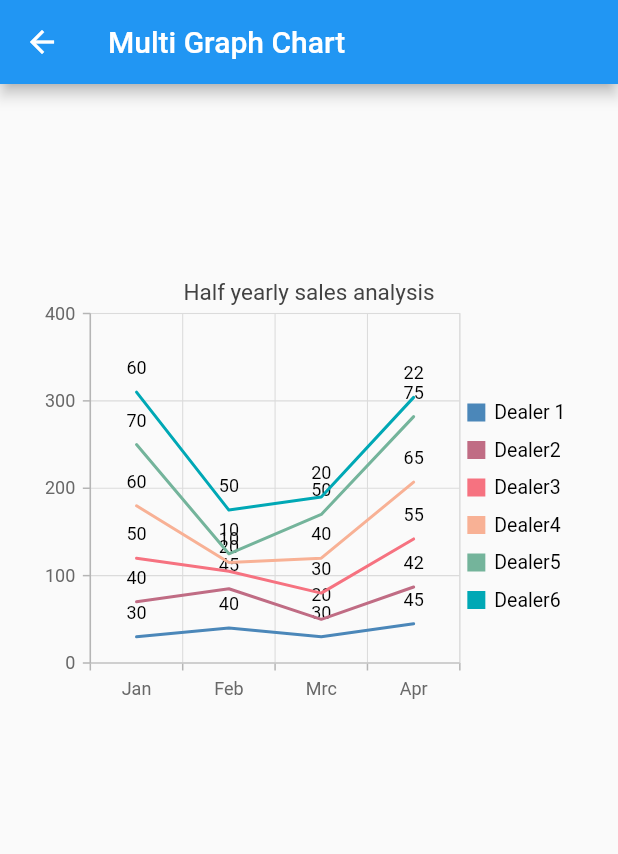
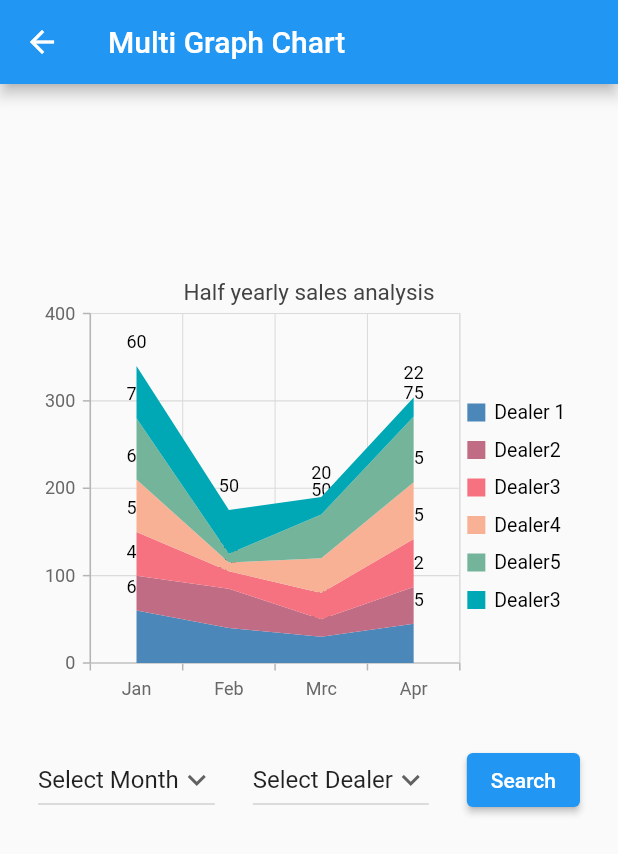
Before and after one commit to Mosh-Fatema-Koli/graphs, a Flutter app: the StakeGraps screen opened directly, on a phone screen of 412 x 824 dp. Shown: the top 854 px of the screen. Run offline on Flutter 3.47's test engine with Material 2 defaults, Android fonts, the phone set to English and light mode, and no system bars; our stand-ins replace syncfusion_flutter_charts.

Commit message:
design cgange

```diff
--- a/lib/multi_graph.dart
+++ b/lib/multi_graph.dart
@@ -11,8 +11,31 @@ class StakeGraps extends StatefulWidget {
 
 class _StakeGrapsState extends State<StakeGraps> {
 
+  // Initial Selected Value
+  String dropdownvalue = 'Select Month';
+
+  // List of items in our dropdown menu
+  var items = [
+    'Select Month',
+    'Jan',
+    'Feb',
+    'Mar',
+    'Apr',
+  ];
+  String dropdownvalue1 = 'Select Dealer';
+
+  // List of items in our dropdown menu
+  var items1 = [
+    'Select Dealer',
+    'Dealer1',
+    'Dealer2',
+    'Dealer3',
+    'Dealer',
+    'All Dealer',
+  ];
+
   List<Data> data = [
-    Data("Jan", 30, 40, 50, 60, 70, 60),
+    Data("Jan", 60, 40, 50, 60, 70, 60),
     Data("Feb", 40, 45, 20, 10, 10, 50),
     Data("Mrc", 30, 20, 30, 40, 50, 20),
     Data("Apr", 45, 42, 55, 65, 75, 22),
@@ -38,58 +61,116 @@ class _StakeGrapsState extends State<StakeGraps> {
               // Enable legend
               legend: Legend(isVisible: true),
               // Enable tooltip
-              //tooltipBehavior: TooltipBehavior(enable: true),
+              tooltipBehavior: TooltipBehavior(enable: true),
 
               series: <ChartSeries <Data, String>>[
 
 
-                StackedLineSeries<Data, String>(
+                StackedAreaSeries<Data, String>(
                   dataSource: data,
                   xValueMapper:(Data exp,_) =>exp.Catagoeies ,
                   yValueMapper: (Data exp,_) =>exp.Dealer1,
                    name: 'Dealer 1',
               // Enable data label
               dataLabelSettings: DataLabelSettings(isVisible: true)),
-                StackedLineSeries<Data, String>(
+                StackedAreaSeries<Data, String>(
                     dataSource: data,
                     xValueMapper:(Data exp,_) =>exp.Catagoeies ,
                     yValueMapper: (Data exp,_) =>exp.Dealer2,
                     name: 'Dealer2',
                     // Enable data label
                     dataLabelSettings: DataLabelSettings(isVisible: true)),
-                StackedLineSeries<Data, String>(
+                StackedAreaSeries<Data, String>(
                     dataSource: data,
                     xValueMapper:(Data exp,_) =>exp.Catagoeies ,
                     yValueMapper: (Data exp,_) =>exp.Dealer3,
                     name: 'Dealer3',
                     // Enable data label
                     dataLabelSettings: DataLabelSettings(isVisible: true)),
-                StackedLineSeries<Data, String>(
+                StackedAreaSeries<Data, String>(
                     dataSource: data,
                     xValueMapper:(Data exp,_) =>exp.Catagoeies ,
                     yValueMapper: (Data exp,_) =>exp.Dealer4,
                     name: 'Dealer4',
                     // Enable data label
                     dataLabelSettings: DataLabelSettings(isVisible: true)),
-                StackedLineSeries<Data, String>(
+                StackedAreaSeries<Data, String>(
                     dataSource: data,
                     xValueMapper:(Data exp,_) =>exp.Catagoeies ,
                     yValueMapper: (Data exp,_) =>exp.Dealer5,
                     name: 'Dealer5',
                     // Enable data label
                     dataLabelSettings: DataLabelSettings(isVisible: true)),
-                StackedLineSeries<Data, String>(
+                StackedAreaSeries<Data, String>(
                     dataSource: data,
                     xValueMapper:(Data exp,_) =>exp.Catagoeies ,
                     yValueMapper: (Data exp,_) =>exp.Dealer6,
-                    name: 'Dealer6',
+                    name: 'Dealer3',
                     // Enable data label
                     dataLabelSettings: DataLabelSettings(isVisible: true)),
+
 
 
               ],
               primaryXAxis: CategoryAxis(),
             ),
+          ),
+
+          Row(
+            mainAxisAlignment: MainAxisAlignment.spaceEvenly,
+            children: [
+              DropdownButton(
+
+                // Initial Value
+                value: dropdownvalue,
+
+                // Down Arrow Icon
+                icon: const Icon(Icons.keyboard_arrow_down),
+
+                // Array list of items
+                items: items.map((String items) {
+                  return DropdownMenuItem(
+                    value: items,
+                    child: Text(items),
+                  );
+                }).toList(),
+                // After selecting the desired option,it will
+                // change button value to selected value
+                onChanged: (String? newValue) {
+                  setState(() {
+                    dropdownvalue = newValue!;
+                  });
+                },
+              ),
+              DropdownButton(
+
+                // Initial Value
+                value: dropdownvalue1,
+
+                // Down Arrow Icon
+                icon: const Icon(Icons.keyboard_arrow_down),
+
+                // Array list of items
+                items: items1.map((String items1) {
+                  return DropdownMenuItem(
+                    value: items1,
+                    child: Text(items1),
+                  );
+                }).toList(),
+                // After selecting the desired option,it will
+                // change button value to selected value
+                onChanged: (String? newValue) {
+                  setState(() {
+                    dropdownvalue1 = newValue!;
+                  });
+                },
+              ),
+              ElevatedButton(onPressed: (){
+
+
+              }, child: Text("Search"))
+
+            ],
           ),
 
 
```
